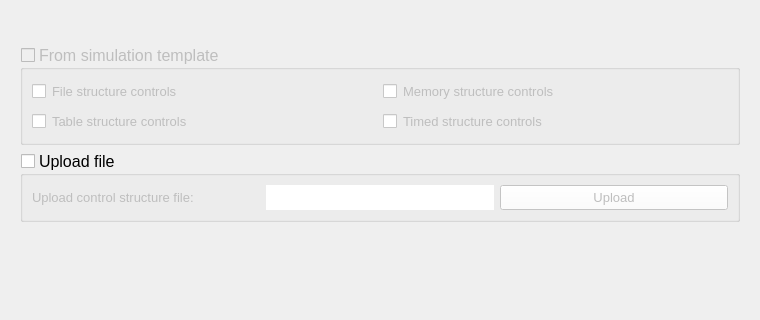
nens/threedi-api-qgis-client, file threedi_models_and_simulations/ui/simulation_wizard/page_structure_controls.ui: the form before one commit; both pictures show x 0 to 760 and y 0 to 320 of the 760 by 700 pixel window.
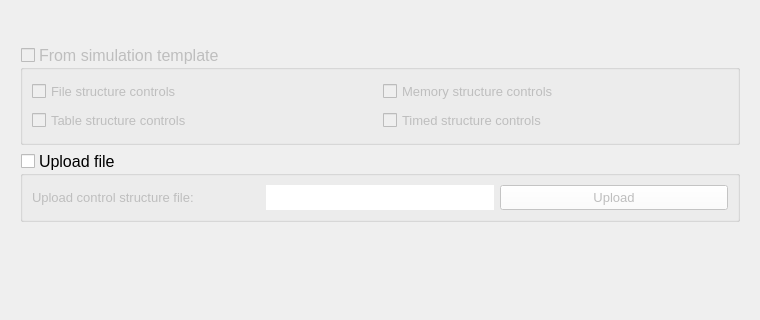
The form after the commit.

Commit message: Work on the Structure Controls handling.

Patch:
```diff
--- a/threedi_models_and_simulations/ui/simulation_wizard/page_structure_controls.ui
+++ b/threedi_models_and_simulations/ui/simulation_wizard/page_structure_controls.ui
@@ -133,40 +133,6 @@
              </property>
              <property name="maximumSize">
               <size>
-               <width>14</width>
-               <height>14</height>
-              </size>
-             </property>
-             <property name="font">
-              <font>
-               <family>Segoe UI</family>
-               <pointsize>10</pointsize>
-              </font>
-             </property>
-             <property name="layoutDirection">
-              <enum>Qt::RightToLeft</enum>
-             </property>
-             <property name="styleSheet">
-              <string notr="true">QCheckBox{background-color: white;}</string>
-             </property>
-             <property name="text">
-              <string/>
-             </property>
-             <property name="checked">
-              <bool>false</bool>
-             </property>
-            </widget>
-           </item>
-           <item>
-            <widget class="QLabel" name="label_11">
-             <property name="minimumSize">
-              <size>
-               <width>75</width>
-               <height>20</height>
-              </size>
-             </property>
-             <property name="maximumSize">
-              <size>
                <width>16777215</width>
                <height>16777215</height>
               </size>
@@ -176,6 +142,9 @@
                <pointsize>10</pointsize>
               </font>
              </property>
+             <property name="layoutDirection">
+              <enum>Qt::LeftToRight</enum>
+             </property>
              <property name="text">
               <string>File structure controls</string>
              </property>
@@ -195,8 +164,8 @@
              </property>
              <property name="maximumSize">
               <size>
-               <width>14</width>
-               <height>14</height>
+               <width>16777215</width>
+               <height>16777215</height>
               </size>
              </property>
              <property name="font">
@@ -206,37 +175,10 @@
               </font>
              </property>
              <property name="layoutDirection">
-              <enum>Qt::RightToLeft</enum>
+              <enum>Qt::LeftToRight</enum>
              </property>
              <property name="styleSheet">
-              <string notr="true">QCheckBox{background-color: white;}</string>
-             </property>
-             <property name="text">
-              <string/>
-             </property>
-             <property name="checked">
-              <bool>false</bool>
-             </property>
-            </widget>
-           </item>
-           <item>
-            <widget class="QLabel" name="label_12">
-             <property name="minimumSize">
-              <size>
-               <width>75</width>
-               <height>20</height>
-              </size>
-             </property>
-             <property name="maximumSize">
-              <size>
-               <width>16777215</width>
-               <height>16777215</height>
-              </size>
-             </property>
-             <property name="font">
-              <font>
-               <pointsize>10</pointsize>
-              </font>
+              <string notr="true"/>
              </property>
              <property name="text">
               <string>Memory structure controls</string>
@@ -257,40 +199,6 @@
              </property>
              <property name="maximumSize">
               <size>
-               <width>14</width>
-               <height>14</height>
-              </size>
-             </property>
-             <property name="font">
-              <font>
-               <family>Segoe UI</family>
-               <pointsize>10</pointsize>
-              </font>
-             </property>
-             <property name="layoutDirection">
-              <enum>Qt::RightToLeft</enum>
-             </property>
-             <property name="styleSheet">
-              <string notr="true">QCheckBox{background-color: white;}</string>
-             </property>
-             <property name="text">
-              <string/>
-             </property>
-             <property name="checked">
-              <bool>false</bool>
-             </property>
-            </widget>
-           </item>
-           <item>
-            <widget class="QLabel" name="label_13">
-             <property name="minimumSize">
-              <size>
-               <width>75</width>
-               <height>20</height>
-              </size>
-             </property>
-             <property name="maximumSize">
-              <size>
                <width>16777215</width>
                <height>16777215</height>
               </size>
@@ -300,6 +208,9 @@
                <pointsize>10</pointsize>
               </font>
              </property>
+             <property name="layoutDirection">
+              <enum>Qt::LeftToRight</enum>
+             </property>
              <property name="text">
               <string>Table structure controls</string>
              </property>
@@ -319,40 +230,6 @@
              </property>
              <property name="maximumSize">
               <size>
-               <width>14</width>
-               <height>14</height>
-              </size>
-             </property>
-             <property name="font">
-              <font>
-               <family>Segoe UI</family>
-               <pointsize>10</pointsize>
-              </font>
-             </property>
-             <property name="layoutDirection">
-              <enum>Qt::RightToLeft</enum>
-             </property>
-             <property name="styleSheet">
-              <string notr="true">QCheckBox{background-color: white;}</string>
-             </property>
-             <property name="text">
-              <string/>
-             </property>
-             <property name="checked">
-              <bool>false</bool>
-             </property>
-            </widget>
-           </item>
-           <item>
-            <widget class="QLabel" name="label_14">
-             <property name="minimumSize">
-              <size>
-               <width>75</width>
-               <height>20</height>
-              </size>
-             </property>
-             <property name="maximumSize">
-              <size>
                <width>16777215</width>
                <height>16777215</height>
               </size>
@@ -362,6 +239,9 @@
                <pointsize>10</pointsize>
               </font>
              </property>
+             <property name="layoutDirection">
+              <enum>Qt::LeftToRight</enum>
+             </property>
              <property name="text">
               <string>Timed structure controls</string>
              </property>
```
Left out of the diff: 16 changed lines with no effect on the pictures. The commit also changes 6 other files.
